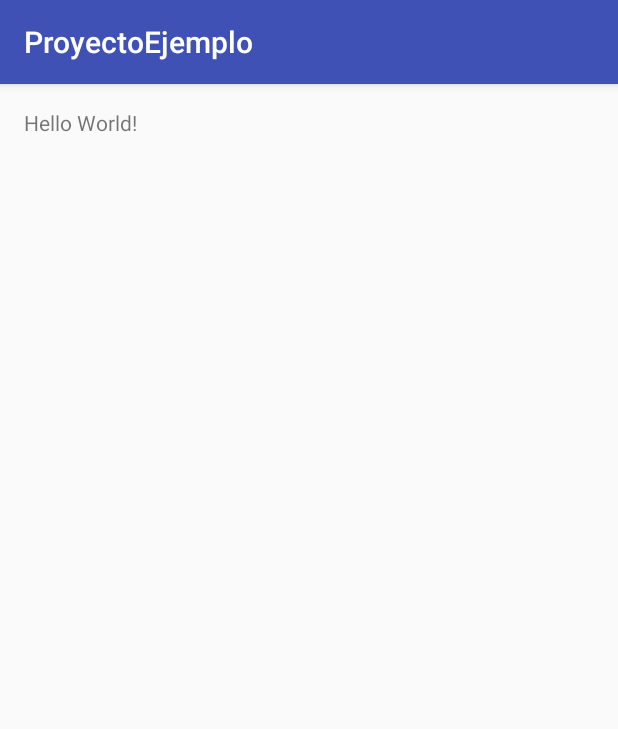
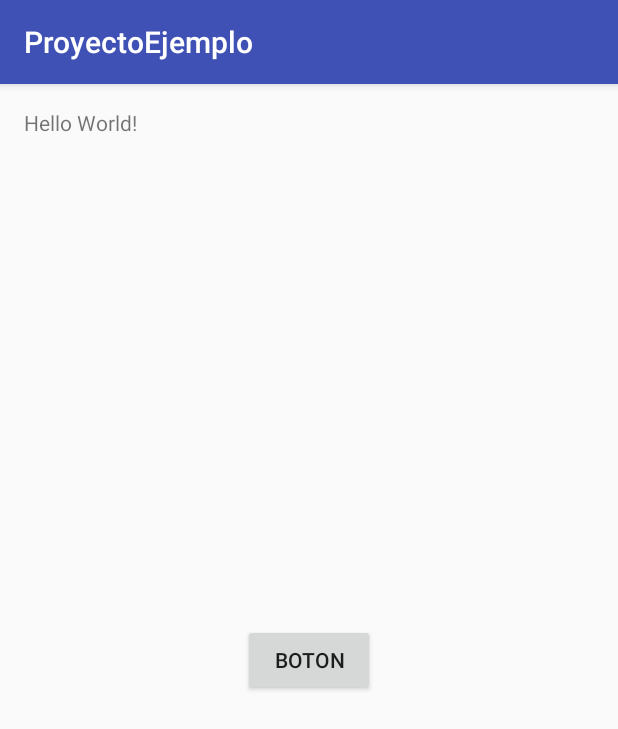
Before and after one commit to nbravos/EjemploMultimedios2016-1, an Android app: the screen it shows after launch (MainActivity), on a phone screen of 412 x 824 dp. Shown: the top 729 px of the screen. Run offline under Robolectric (Android 15) with nearby library versions, the phone set to English and light mode, and no system bars.

Commit message:
agrega botón

```diff
--- a/app/src/main/res/layout/activity_main.xml
+++ b/app/src/main/res/layout/activity_main.xml
@@ -13,4 +13,12 @@
         android:layout_width="wrap_content"
         android:layout_height="wrap_content"
         android:text="Hello World!" />
+
+    <Button
+        android:layout_width="wrap_content"
+        android:layout_height="wrap_content"
+        android:text="Boton"
+        android:id="@+id/button"
+        android:layout_centerVertical="true"
+        android:layout_centerHorizontal="true" />
 </RelativeLayout>
```
